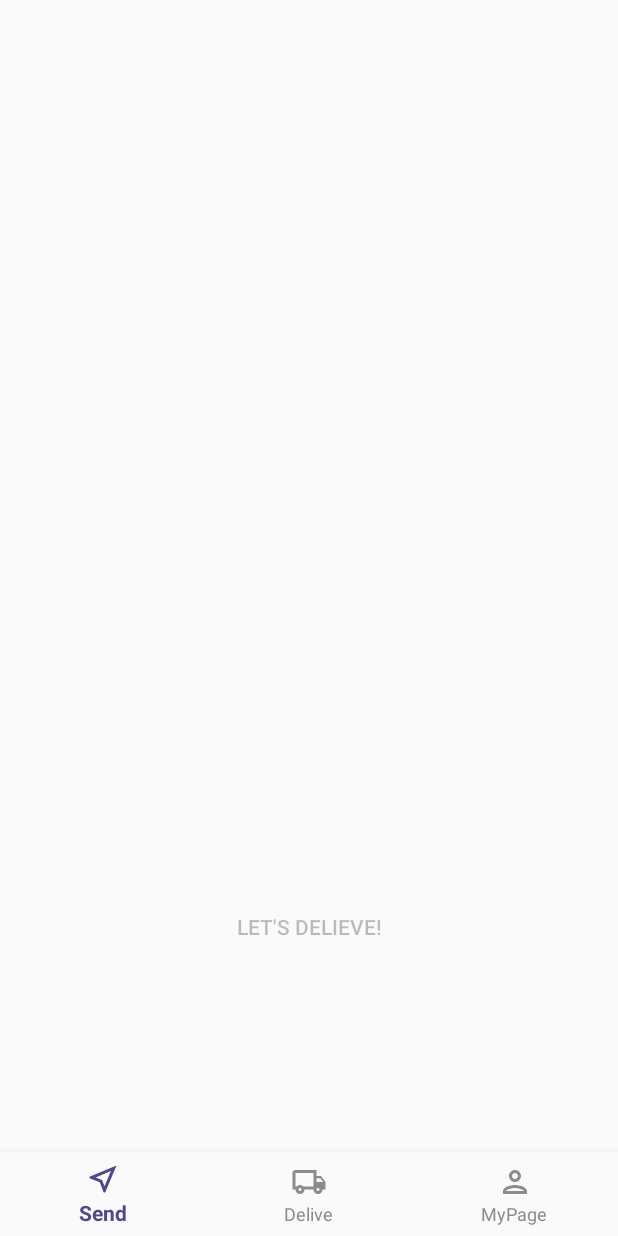
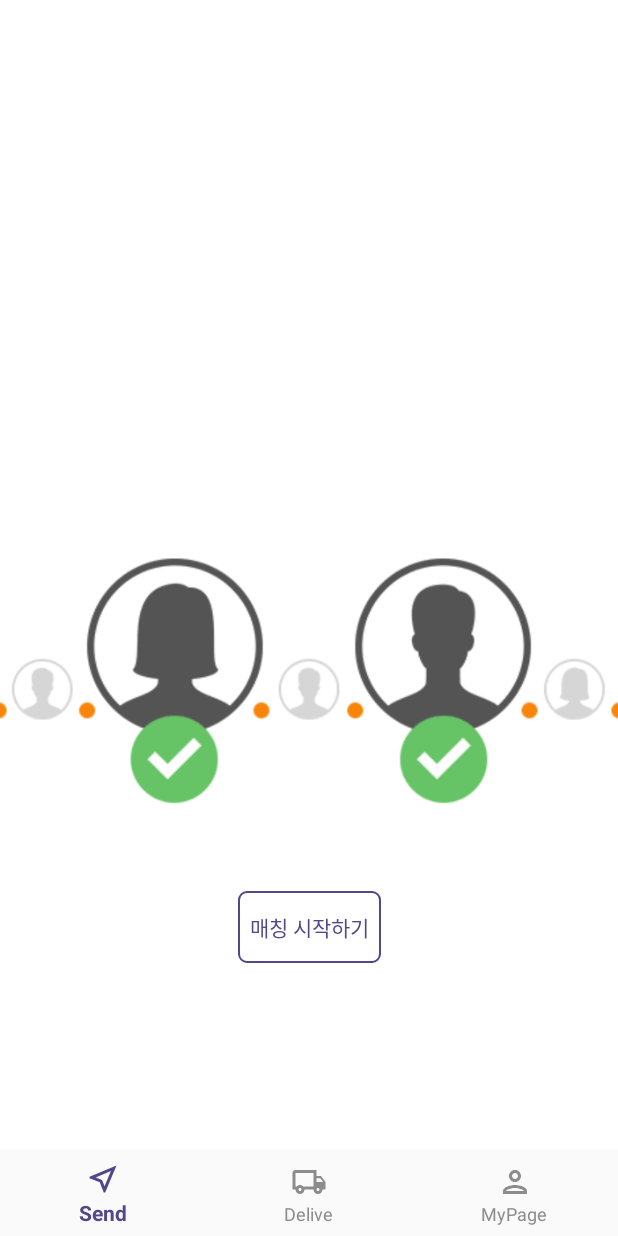
Before and after one commit to Ultraviolet-Capstone/delieve-client, an Android app: the fragment DelieverFragment placed in its activity, on a phone screen of 412 x 824 dp. Run offline under Robolectric (Android 15) with nearby library versions, the phone set to English and light mode, and no system bars; our stand-ins replace ButterKnife, Dagger/Hilt's generated code; libraries missing offline, so code that uses them is left out: com.directions.route, com.kakao.auth, com.kakao.util, com.sothree.slidinguppanel, retrofit2.adapter.rxjava and 3 more; Roboto replaces fonts that are not available here; 11 statements that could not run were skipped.

Commit message:
modify:xml_match

```diff
--- a/app/src/main/java/com/ultraviolet/delieve/view/deliever/DelieverFragment.java
+++ b/app/src/main/java/com/ultraviolet/delieve/view/deliever/DelieverFragment.java
@@ -2,12 +2,14 @@ package com.ultraviolet.delieve.view.deliever;
 
 
 import android.content.Intent;
+import android.graphics.Typeface;
 import android.os.Bundle;
 import android.util.Log;
 import android.view.LayoutInflater;
 import android.view.View;
 import android.view.ViewGroup;
 import android.widget.Button;
+import android.widget.TextView;
 
 import com.ultraviolet.delieve.R;
 import com.ultraviolet.delieve.data.dto.DeliveryMatchingDto;
@@ -53,7 +55,9 @@ public class DelieverFragment extends BaseFragment {
 
         getDiComponent().inject(this);
         button.setEnabled(false);
-
+        Typeface typeface=Typeface.createFromAsset(getActivity().getAssets(),"BMJUA.ttf");
+        Button tv=(Button)rootView.findViewById(R.id.start_delieve_btn);
+        tv.setTypeface(typeface);
         mDeliveryRepository.getDeliveryMatchingListForDeliever(mUserRepository.getUserId())
                 .subscribe(res->{
                     if (res.body() == null || res.body().size() == 0) {
--- a/app/src/main/res/drawable-v24/btn_border.xml
+++ b/app/src/main/res/drawable-v24/btn_border.xml
@@ -12,10 +12,11 @@
         android:left="8dp"
         android:right="8dp"
         android:top="8dp" />
+    <corners android:radius="5dp" />
 
     <!-- 테두리 설정: 두께, 색상 -->
     <stroke
-        android:width="1dp"
+        android:width="1.5dp"
         android:color="#52478B" />
 
 </shape>
--- a/app/src/main/res/layout/fragment_deliever.xml
+++ b/app/src/main/res/layout/fragment_deliever.xml
@@ -3,23 +3,35 @@
     xmlns:tools="http://schemas.android.com/tools"
     android:layout_width="match_parent"
     android:layout_height="match_parent"
+    android:background="#FFFFFF"
     xmlns:app="http://schemas.android.com/apk/res-auto"
     tools:context=".view.deliever.DelieverFragment">
 
-
     <android.support.constraint.ConstraintLayout
         android:layout_width="match_parent"
-        android:layout_height="match_parent">
+        android:layout_height="match_parent"
+        android:layout_centerInParent="true"
+        android:gravity="center">
+
+        <ImageView
+            android:layout_width="match_parent"
+            android:layout_height="wrap_content"
+            android:layout_marginBottom="8dp"
+            android:src="@drawable/employer_match"
+            app:layout_constraintBottom_toTopOf="@+id/start_delieve_btn"
+            tools:layout_editor_absoluteX="67dp" />
 
         <Button
+            android:background="@drawable/btn_border"
             android:id="@+id/start_delieve_btn"
             style="@android:style/Widget.Material.Light.Button.Borderless"
             android:layout_width="wrap_content"
             android:layout_height="wrap_content"
             android:layout_marginBottom="126dp"
             android:layout_marginEnd="24dp"
+            android:textColor="@color/ultra_violet"
             android:layout_marginStart="24dp"
-            android:text="Let's Delieve!"
+            android:text="매칭 시작하기"
             app:layout_constraintBottom_toBottomOf="parent"
             app:layout_constraintEnd_toEndOf="parent"
             app:layout_constraintStart_toStartOf="parent" />
--- a/app/src/main/res/layout/fragment_my_page.xml
+++ b/app/src/main/res/layout/fragment_my_page.xml
@@ -100,7 +100,7 @@
                         android:layout_width="match_parent"
                         android:layout_height="wrap_content"
                         android:background="@drawable/btn_border"
-                        android:text="배달 조회"
+                        android:text="요청한 딜리브 조회"
                         android:textColor="@color/ultra_violet"
                         android:textSize="18sp"
                         tools:layout_editor_absoluteX="8dp"
```
Also changed, not shown: app/src/main/res/drawable/employer_match.png (added), app/src/main/res/drawable/start_matching.png (added).
